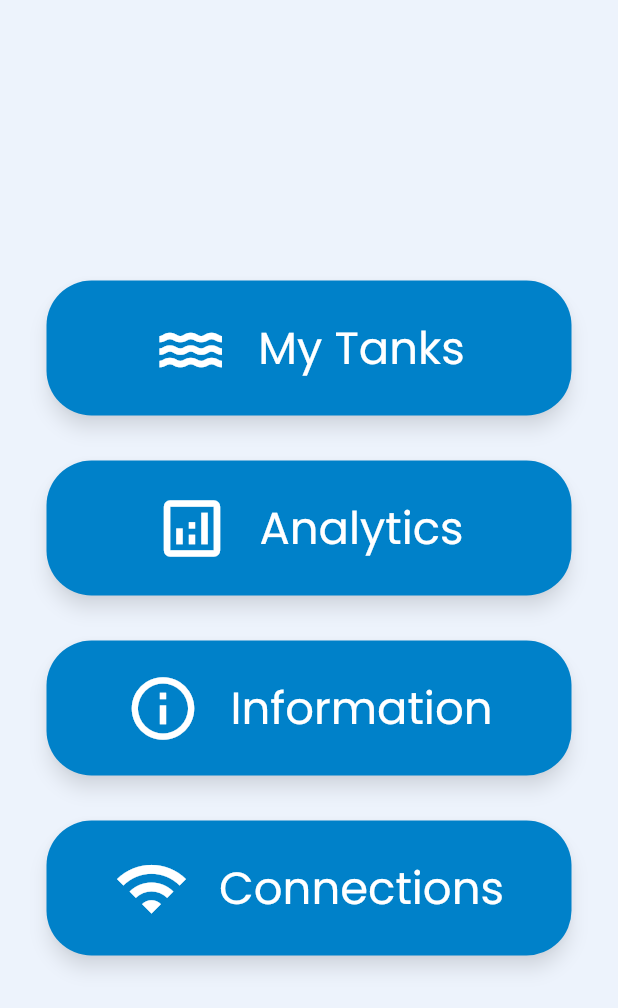
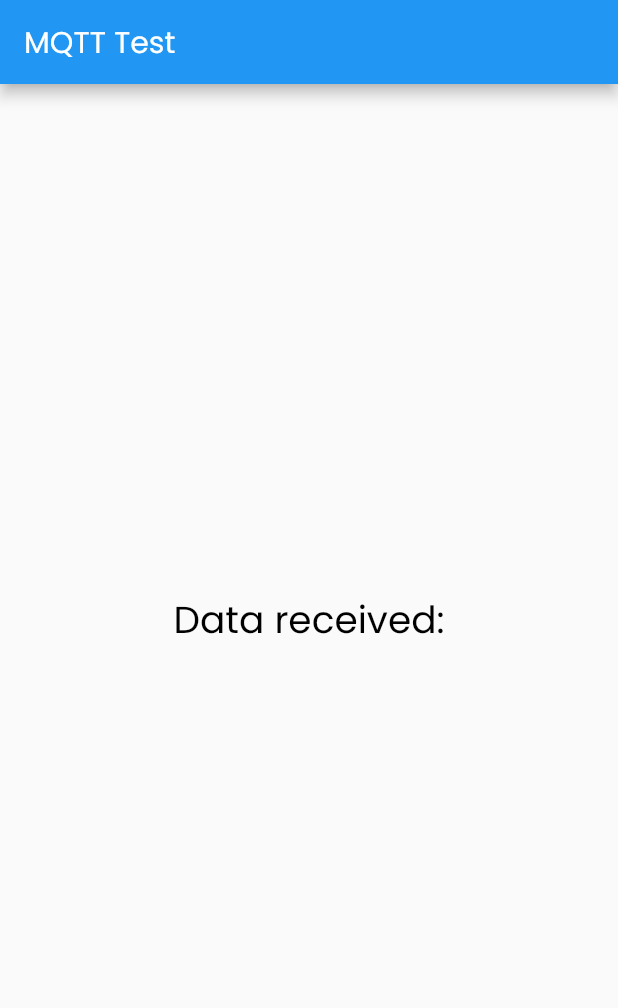
Before and after one commit to Inayshi/AquaTech_IOT, a Flutter app: the screen it shows after launch, on a phone screen of 412 x 824 dp. Shown: the top 1008 px of the screen. Run offline on Flutter 3.47's test engine with Material 2 defaults, Android fonts, the phone set to English and light mode, and no system bars; our stand-ins replace awesome_notifications, cloud_firestore, firebase_core, firebase_database, syncfusion_flutter_gauges; missing offline and left inert: mqtt_client; accounts and stored records are empty.

Commit message:
Added MQTT Client connection

```diff
--- a/lib/AnalyticsPage.dart
+++ b/lib/AnalyticsPage.dart
@@ -15,7 +15,7 @@
   Future<void> confirmDelete(BuildContext context, String documentId) async {
     return showDialog<void>(
       context: context,
-      barrierDismissible: false,  // user must tap a button to close the dialog
+      barrierDismissible: false, // user must tap a button to close the dialog
       builder: (BuildContext context) {
         return AlertDialog(
           title: Text('Confirm Delete'),
@@ -58,7 +58,7 @@
             height: MediaQuery.of(context).size.height * 0.2,
             child: const Center(
               child: Text(
-                'Analytics',
+                'Records',
                 style: TextStyle(
                   fontFamily: 'Poppins',
                   fontSize: 45,
@@ -104,7 +104,7 @@
                         DataColumn(label: Text('Temperature ( °C)')),
                         DataColumn(label: Text('pH Level')),
                         DataColumn(label: Text('Ammonia (ppm)')),
-                        DataColumn(label: Text('Delete')),
+                        DataColumn(label: Text('Water Change')),
                       ],
                       rows: rows,
                     ),
--- a/lib/HomePage.dart
+++ b/lib/HomePage.dart
@@ -1,118 +1,50 @@
-import 'package:aquatech/AnalyticsPage.dart';
-import 'package:aquatech/InformationPage.dart';
-import 'package:aquatech/MyTanks.dart';
-import 'package:aquatech/SettingsPage.dart';
-import 'package:firebase_core/firebase_core.dart';
-import 'package:flutter/cupertino.dart';
+import 'package:aquatech/MqttClient.dart';
 import 'package:flutter/material.dart';
-import 'HomePage.dart';
-import 'firebase_options.dart';
 
+class MyStatefulWidget extends StatefulWidget {
+  const MyStatefulWidget({Key? key}) : super(key: key);
 
-class HomePage extends StatelessWidget {
+  @override
+  State<MyStatefulWidget> createState() => _MyStatefulWidgetState();
+}
+
+class _MyStatefulWidgetState extends State<MyStatefulWidget> {
+  MqttHandler mqttHandler = MqttHandler();
+
+  @override
+  void initState() {
+    super.initState();
+    mqttHandler.connect();
+  }
+
   @override
   Widget build(BuildContext context) {
     return Scaffold(
-      backgroundColor: Color(0xFFEDF3FC),
+      appBar: AppBar(
+        title: const Text('MQTT Test'),
+      ),
       body: Center(
         child: Column(
           mainAxisAlignment: MainAxisAlignment.center,
-          children: [
-            ButtonWithIconAndText(
-              icon: Icons.water_sharp,
-              text: 'My Tanks',
-              onPressed: () {
-                Navigator.pushReplacement(
-                  context,
-                  MaterialPageRoute(builder: (context) => MyTanks()),
+          children: <Widget>[
+            const Text('Data received:',
+                style: TextStyle(color: Colors.black, fontSize: 25)),
+            ValueListenableBuilder<String>(
+              builder: (BuildContext context, String value, Widget? child) {
+                return Row(
+                  mainAxisAlignment: MainAxisAlignment.spaceEvenly,
+                  children: <Widget>[
+                    Text('$value',
+                        style: TextStyle(
+                            color: Colors.deepPurpleAccent, fontSize: 35))
+                  ],
                 );
               },
-            ),
-            const SizedBox(height: 30),
-            ButtonWithIconAndText(
-              icon: Icons.analytics_outlined,
-              text: 'Analytics',
-              onPressed: () {
-                Navigator.pushReplacement(
-                  context,
-                  MaterialPageRoute(builder: (context) => AnalyticsPage()),
-                );
-              },
-            ),
-            const SizedBox(height: 30),
-            ButtonWithIconAndText(
-              icon: Icons.info_outline,
-              text: 'Information',
-              onPressed: () {
-                Navigator.pushReplacement(
-                  context,
-                  MaterialPageRoute(builder: (context) => InformationPage()),
-                );
-              },
-            ),
-            const SizedBox(height: 30),
-            ButtonWithIconAndText(
-              icon: Icons.wifi,
-              text: 'Connections',
-              onPressed: () {
-                Navigator.pushReplacement(
-                  context,
-                  MaterialPageRoute(builder: (context) => SettingsPage()),
-                );
-              },
-            ),
+              valueListenable: mqttHandler.data,
+            )
           ],
         ),
       ),
     );
   }
 }
-
-class ButtonWithIconAndText extends StatelessWidget {
-  final IconData icon;
-  final String text;
-  final VoidCallback onPressed;
-
-  ButtonWithIconAndText({super.key,
-    required this.icon,
-    required this.text,
-    required this.onPressed,
-  });
-
-  @override
-  Widget build(BuildContext context) {
-    return SizedBox(
-      width: 350,
-      child: ElevatedButton(
-        onPressed: onPressed,
-        style: ElevatedButton.styleFrom(
-          primary: Color(0xFF0081C9),
-          padding: EdgeInsets.all(20),
-          shape: RoundedRectangleBorder(
-            borderRadius: BorderRadius.circular(30),
-          ),
-          shadowColor: Colors.black.withOpacity(0.5),
-          elevation: 5,
-        ),
-        child: Row(
-          mainAxisAlignment: MainAxisAlignment.center,
-          children: [
-            Icon(
-              icon,
-              size: 50,
-              color: Colors.white,
-            ),
-            SizedBox(width: 20),
-            Text(
-              text,
-              style: const TextStyle(
-                color: Colors.white,
-                fontSize: 30,
-              ),
-            ),
-          ],
-        ),
-      ),
-    );
-  }
-}
--- /dev/null
+++ b/lib/MqttClient.dart
@@ -0,0 +1,102 @@
+import 'package:flutter/foundation.dart';
+import 'package:mqtt_client/mqtt_client.dart';
+import 'package:mqtt_client/mqtt_server_client.dart';
+
+class MqttHandler with ChangeNotifier {
+  final ValueNotifier<String> data = ValueNotifier<String>("");
+  late MqttServerClient client;
+
+  Future<Object> connect() async {
+    client = MqttServerClient.withPort(
+        'broker.emqx.io', 'mqttx_24cf6aea', 1883);
+    client.logging(on: true);
+    client.onConnected = onConnected;
+    client.onDisconnected = onDisconnected;
+    client.onUnsubscribed = onUnsubscribed;
+    client.onSubscribed = onSubscribed;
+    client.onSubscribeFail = onSubscribeFail;
+    client.pongCallback = pong;
+    client.keepAlivePeriod = 60;
+    client.logging(on: true);
+
+    /// Set the correct MQTT protocol for mosquito
+    client.setProtocolV311();
+
+    final connMessage = MqttConnectMessage()
+        .withWillTopic('willtopic')
+        .withWillMessage('Will message')
+        .startClean()
+        .withWillQos(MqttQos.atLeastOnce);
+
+    print('MQTT_LOGS::Mosquitto client connecting....');
+
+    client.connectionMessage = connMessage;
+    try {
+      await client.connect();
+    } catch (e) {
+      print('Exception: $e');
+      client.disconnect();
+    }
+
+    if (client.connectionStatus!.state == MqttConnectionState.connected) {
+      print('MQTT_LOGS::Mosquitto client connected');
+    } else {
+      print(
+          'MQTT_LOGS::ERROR Mosquitto client connection failed - disconnecting, status is ${client.connectionStatus}');
+      client.disconnect();
+      return -1;
+    }
+
+    print('MQTT_LOGS::Subscribing to the test/lol topic');
+    const topic = 'test/sample';
+    client.subscribe(topic, MqttQos.atMostOnce);
+
+    client.updates!.listen((List<MqttReceivedMessage<MqttMessage?>>? c) {
+      final recMess = c![0].payload as MqttPublishMessage;
+      final pt =
+          MqttPublishPayload.bytesToStringAsString(recMess.payload.message);
+
+      data.value = pt;
+      notifyListeners();
+      print(
+          'MQTT_LOGS:: New data arrived: topic is <${c[0].topic}>, payload is $pt');
+      print('');
+    });
+
+    return client;
+  }
+
+  void onConnected() {
+    print('MQTT_LOGS:: Connected');
+  }
+
+  void onDisconnected() {
+    print('MQTT_LOGS:: Disconnected');
+  }
+
+  void onSubscribed(String topic) {
+    print('MQTT_LOGS:: Subscribed topic: $topic');
+  }
+
+  void onSubscribeFail(String topic) {
+    print('MQTT_LOGS:: Failed to subscribe $topic');
+  }
+
+  void onUnsubscribed(String? topic) {
+    print('MQTT_LOGS:: Unsubscribed topic: $topic');
+  }
+
+  void pong() {
+    print('MQTT_LOGS:: Ping response client callback invoked');
+  }
+
+  void publishMessage(String message) {
+    const pubTopic = 'test/sample';
+    final builder = MqttClientPayloadBuilder();
+    builder.addString(message);
+
+    if (client.connectionStatus?.state == MqttConnectionState.connected) {
+      client.publishMessage(pubTopic, MqttQos.atMostOnce, builder.payload!);
+    }
+  }
+}
--- a/lib/main.dart
+++ b/lib/main.dart
@@ -1,18 +1,20 @@
+import 'package:aquatech/MqttClient.dart';
 import 'package:awesome_notifications/awesome_notifications.dart';
 import 'HomePage.dart';
 import 'package:firebase_core/firebase_core.dart';
 import 'package:flutter/material.dart';
 import 'firebase_options.dart';
 
-
-Future <void> main() async {
+Future<void> main() async {
   WidgetsFlutterBinding.ensureInitialized();
   AwesomeNotifications().initialize(
-      null, [
+    null,
+    [
       NotificationChannel(
         channelKey: 'aquatech_notification',
         channelName: 'Aquatech Notifications',
-          channelDescription: 'Notifications for Aquatech',),
+        channelDescription: 'Notifications for Aquatech',
+      ),
     ],
     debug: true,
   );
@@ -20,23 +22,18 @@
   await Firebase.initializeApp(
     options: DefaultFirebaseOptions.currentPlatform,
   );
+
   runApp(const MyApp());
-
-
 }
 
 class MyApp extends StatefulWidget {
   const MyApp({super.key});
 
-
   @override
   State<MyApp> createState() => _MyAppState();
-
 }
 
 class _MyAppState extends State<MyApp> {
-
-
   triggerNotification() {
     AwesomeNotifications().createNotification(
         content: NotificationContent(
@@ -44,8 +41,7 @@
       channelKey: 'aquatech_notification',
       title: 'Critical Level!',
       body: 'Your tank water condition is at a critical level.',
-        )
-    );
+    ));
   }
 
   @override
@@ -57,7 +53,7 @@
               fontFamily: 'Poppins',
             ),
       ),
-      home: HomePage(), // Navigate to WidgetTree
+      home: MyStatefulWidget(), // Navigate to WidgetTree
     );
   }
 }
--- a/pubspec.yaml
+++ b/pubspec.yaml
@@ -38,6 +38,8 @@
   firebase_database: ^10.2.7
   cloud_firestore: ^4.9.3
   awesome_notifications: ^0.8.2
+  fl_chart: ^0.36.0 # Use the latest version available
+  mqtt_client: ^9.7.2
 
 dev_dependencies:
   flutter_test:
```
Also changed, not shown: lib/TankProfile.dart (+7 -6 lines), lib/drawer.dart (+25 -19 lines), lib/gauge.dart (+14 -18 lines), lib/gaugebasic.dart (+17 -19 lines), pubspec.lock, 1 other file. Lines whose indentation alone changed are shown as unchanged.
